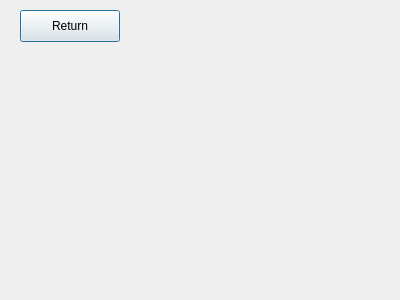
Old version of the form src/RankingWindow.ui in the repository tsglz/wangzhe_nongyao.
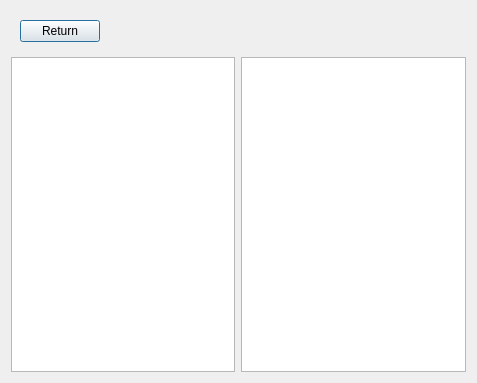
New version of the form.

Diff of the .ui file:
```diff
--- a/src/RankingWindow.ui
+++ b/src/RankingWindow.ui
@@ -6,26 +6,55 @@
    <rect>
     <x>0</x>
     <y>0</y>
-    <width>400</width>
-    <height>300</height>
+    <width>477</width>
+    <height>383</height>
    </rect>
   </property>
   <property name="windowTitle">
    <string>Dialog</string>
   </property>
-  <widget class="QPushButton" name="return_2">
-   <property name="geometry">
-    <rect>
-     <x>20</x>
-     <y>10</y>
-     <width>100</width>
-     <height>32</height>
-    </rect>
-   </property>
-   <property name="text">
-    <string>Return</string>
-   </property>
-  </widget>
+  <layout class="QHBoxLayout" name="horizontalLayout_3">
+   <item>
+    <layout class="QVBoxLayout" name="verticalLayout">
+     <item>
+      <widget class="QWidget" name="widget" native="true">
+       <layout class="QHBoxLayout" name="horizontalLayout">
+        <item>
+         <widget class="QPushButton" name="return_2">
+          <property name="text">
+           <string>Return</string>
+          </property>
+         </widget>
+        </item>
+        <item>
+         <spacer name="horizontalSpacer">
+          <property name="orientation">
+           <enum>Qt::Orientation::Horizontal</enum>
+          </property>
+          <property name="sizeHint" stdset="0">
+           <size>
+            <width>40</width>
+            <height>20</height>
+           </size>
+          </property>
+         </spacer>
+        </item>
+       </layout>
+      </widget>
+     </item>
+     <item>
+      <layout class="QHBoxLayout" name="horizontalLayout_2">
+       <item>
+        <widget class="QListView" name="userListView"/>
+       </item>
+       <item>
+        <widget class="QListView" name="heroListView"/>
+       </item>
+      </layout>
+     </item>
+    </layout>
+   </item>
+  </layout>
  </widget>
  <resources/>
  <connections/>
```
